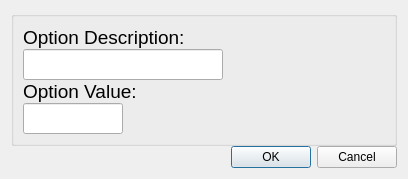
Old version of the form src/gui/add_ordinal_option.ui in the repository Ecotrust/delphos.
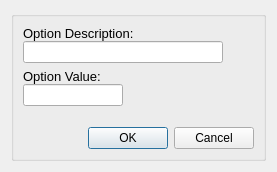
New version of the form.

```diff
--- a/src/gui/add_ordinal_option.ui
+++ b/src/gui/add_ordinal_option.ui
@@ -5,31 +5,31 @@
    <rect>
     <x>0</x>
     <y>0</y>
-    <width>408</width>
-    <height>170</height>
+    <width>277</width>
+    <height>172</height>
    </rect>
   </property>
+  <property name="font" >
+   <font>
+    <family>Arial</family>
+    <pointsize>9</pointsize>
+   </font>
+  </property>
   <property name="windowTitle" >
    <string>Add Ordinal Option</string>
   </property>
   <layout class="QVBoxLayout" >
-   <property name="spacing" >
-    <number>0</number>
-   </property>
    <item>
     <widget class="QGroupBox" name="groupBox_4" >
      <property name="font" >
       <font>
-       <pointsize>14</pointsize>
+       <pointsize>10</pointsize>
       </font>
      </property>
      <property name="title" >
       <string/>
      </property>
      <layout class="QVBoxLayout" >
-      <property name="spacing" >
-       <number>0</number>
-      </property>
       <item>
        <layout class="QVBoxLayout" >
         <property name="spacing" >
@@ -37,6 +37,11 @@
         </property>
         <item>
          <widget class="QLabel" name="label_4" >
+          <property name="font" >
+           <font>
+            <pointsize>10</pointsize>
+           </font>
+          </property>
           <property name="text" >
            <string>Option Description:</string>
           </property>
@@ -56,6 +61,11 @@
             <height>16777215</height>
            </size>
           </property>
+          <property name="font" >
+           <font>
+            <pointsize>9</pointsize>
+           </font>
+          </property>
          </widget>
         </item>
        </layout>
@@ -67,6 +77,11 @@
         </property>
         <item>
          <widget class="QLabel" name="label_6" >
+          <property name="font" >
+           <font>
+            <pointsize>10</pointsize>
+           </font>
+          </property>
           <property name="text" >
            <string>Option Value:</string>
           </property>
@@ -86,10 +101,17 @@
             <height>16777215</height>
            </size>
           </property>
+          <property name="font" >
+           <font>
+            <pointsize>9</pointsize>
+           </font>
+          </property>
          </widget>
         </item>
        </layout>
       </item>
+      <item>
+       <layout class="QVBoxLayout" >
       <item>
        <spacer>
         <property name="orientation" >
@@ -98,13 +120,10 @@
         <property name="sizeHint" >
          <size>
           <width>20</width>
-          <height>0</height>
+            <height>40</height>
          </size>
         </property>
        </spacer>
-      </item>
-     </layout>
-    </widget>
    </item>
    <item>
     <layout class="QHBoxLayout" >
@@ -123,12 +142,22 @@
      </item>
      <item>
       <widget class="QDialogButtonBox" name="add_ordinal_option_box" >
+            <property name="font" >
+             <font>
+              <pointsize>9</pointsize>
+             </font>
+            </property>
        <property name="standardButtons" >
         <set>QDialogButtonBox::Cancel|QDialogButtonBox::NoButton|QDialogButtonBox::Ok</set>
        </property>
       </widget>
      </item>
     </layout>
+        </item>
+       </layout>
+      </item>
+     </layout>
+    </widget>
    </item>
   </layout>
  </widget>
```
Left out of the diff: 3 changed lines with no effect on the pictures. Lines whose indentation alone changed are shown as unchanged.
